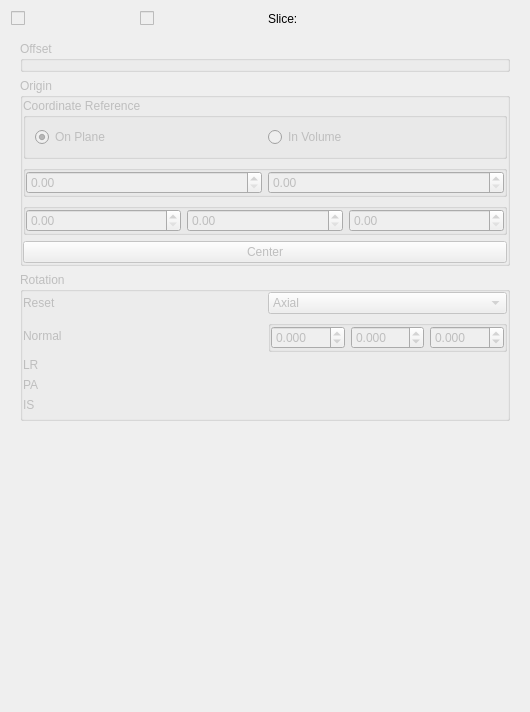
Old version of the form Modules/Loadable/Reformat/Resources/UI/qSlicerReformatModule.ui in the repository gezidan/Slicer.
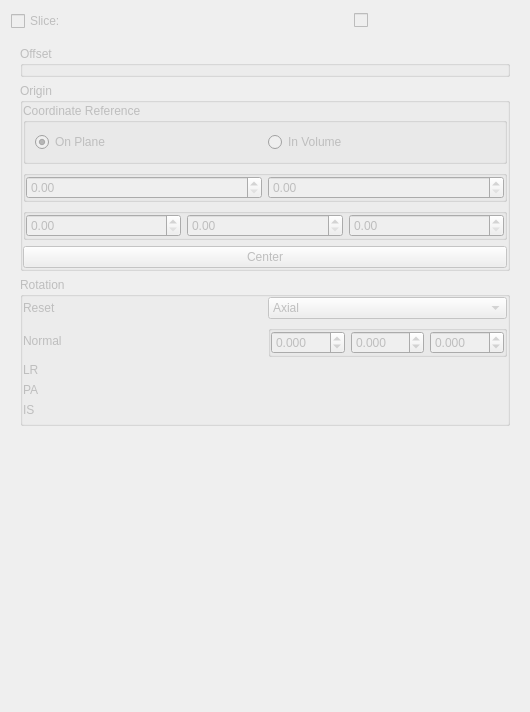
New version of the form. Custom widgets are drawn as their Qt base class.

Commit message:
BUG: Reformat Module - GUI for Reformat widget
Problem with the reformat widget visibility icon on Mac.
Change the Reformat Module icon.
Update the category method to categories()
Clamp the normal values

```diff
--- a/Modules/Loadable/Reformat/Resources/UI/qSlicerReformatModule.ui
+++ b/Modules/Loadable/Reformat/Resources/UI/qSlicerReformatModule.ui
@@ -22,7 +22,7 @@
         <bool>false</bool>
        </property>
        <property name="text">
-        <string/>
+        <string>Slice:</string>
        </property>
        <property name="tristate">
         <bool>false</bool>
@@ -40,25 +40,6 @@
        </property>
       </widget>
      </item>
-     <item>
-      <widget class="ctkCheckBox" name="ReformatWidgetVisibilityCheckBox">
-       <property name="enabled">
-        <bool>false</bool>
-       </property>
-       <property name="indicatorIcon" stdset="0">
-        <iconset resource="../../../../../Libs/MRML/Widgets/Resources/qMRMLWidgets.qrc">
-         <normaloff>:/Icons/SliceWidgetOn.png</normaloff>
-         <normalon>:/Icons/SliceWidgetOff.png</normalon>:/Icons/SliceWidgetOn.png</iconset>
-       </property>
-      </widget>
-     </item>
-     <item>
-      <widget class="QLabel" name="label">
-       <property name="text">
-        <string>Slice:</string>
-       </property>
-      </widget>
-     </item>
      <item>
       <widget class="qMRMLNodeComboBox" name="SliceNodeSelector" native="true">
        <property name="autoFillBackground">
@@ -86,6 +67,18 @@
        </property>
       </widget>
      </item>
+     <item>
+      <widget class="ctkCheckBox" name="ReformatWidgetVisibilityCheckBox">
+       <property name="enabled">
+        <bool>false</bool>
+       </property>
+       <property name="indicatorIcon" stdset="0">
+        <iconset resource="../../../../../Libs/MRML/Widgets/Resources/qMRMLWidgets.qrc">
+         <normaloff>:/Icons/SliceWidgetOn.png</normaloff>
+         <normalon>:/Icons/SliceWidgetOff.png</normalon>:/Icons/SliceWidgetOn.png</iconset>
+       </property>
+      </widget>
+     </item>
     </layout>
    </item>
    <item row="1" column="0">
```
The commit also changes 5 other files.
